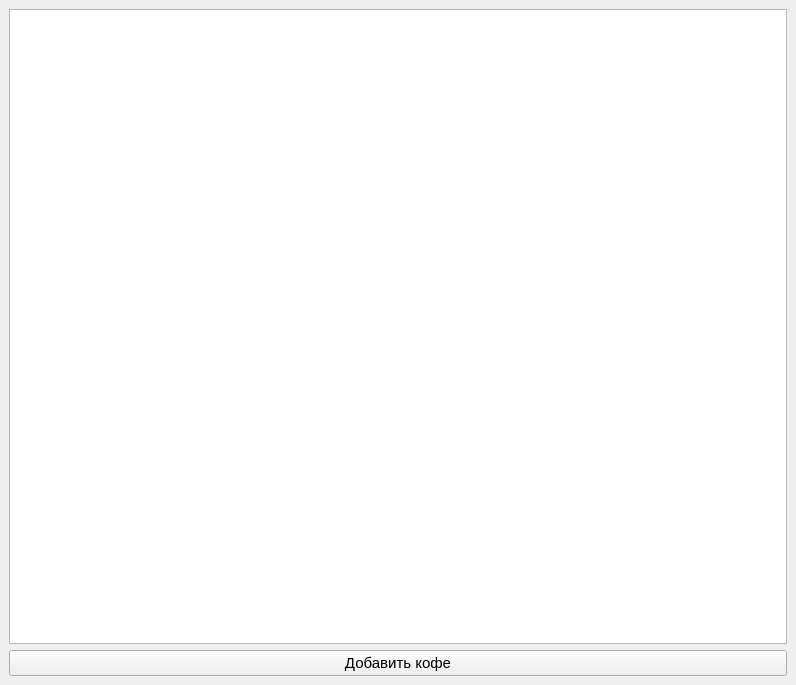
First picture: the form in main.ui, repository Orskilya/Cappuccino, before the edit.
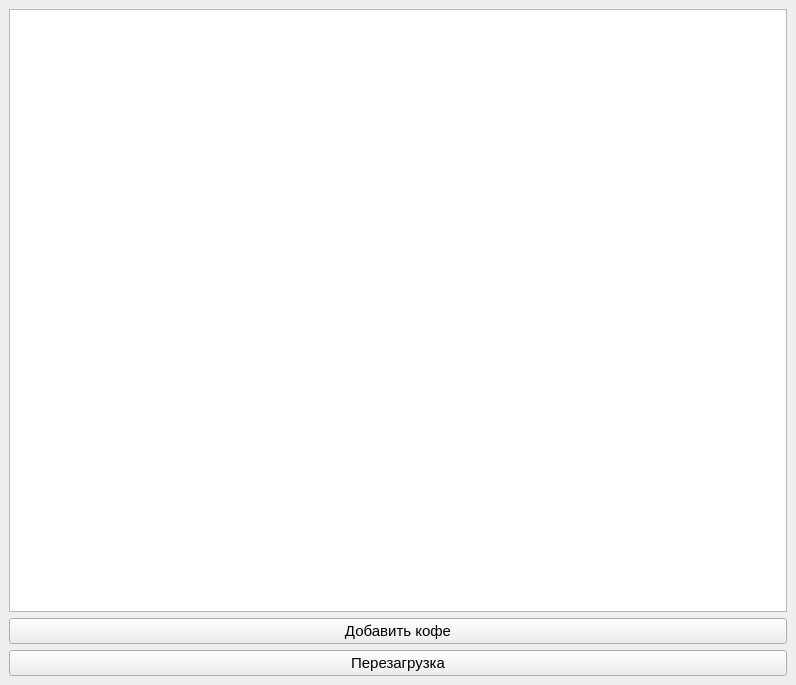
Second picture: the form after the edit.

```diff
--- a/main.ui
+++ b/main.ui
@@ -30,6 +30,13 @@
       </property>
      </widget>
     </item>
+    <item row="2" column="0">
+     <widget class="QPushButton" name="reload_btn">
+      <property name="text">
+       <string>Перезагрузка</string>
+      </property>
+     </widget>
+    </item>
    </layout>
   </widget>
  </widget>
```
